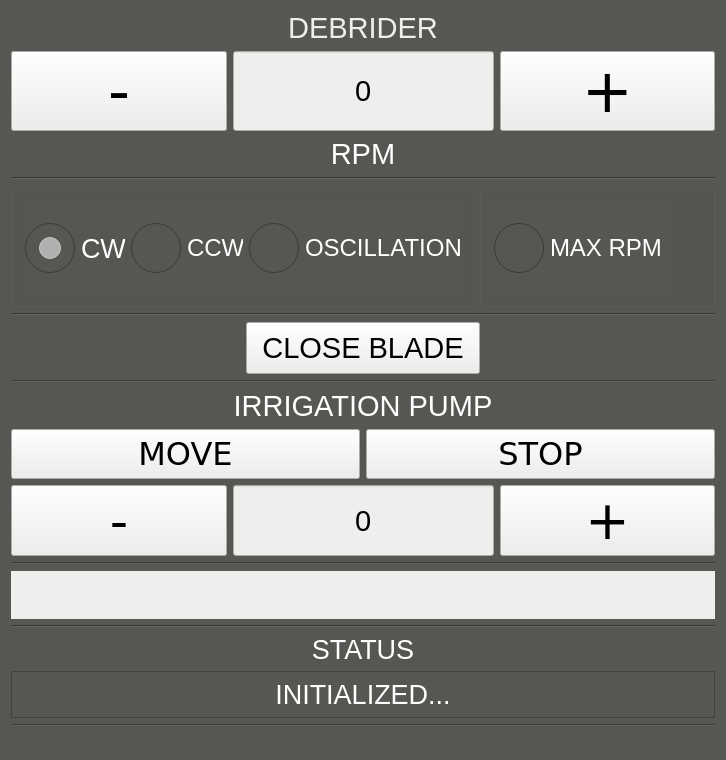
Old version of the form ui/mainwindow.ui in the repository veysiadn/DebriderController.
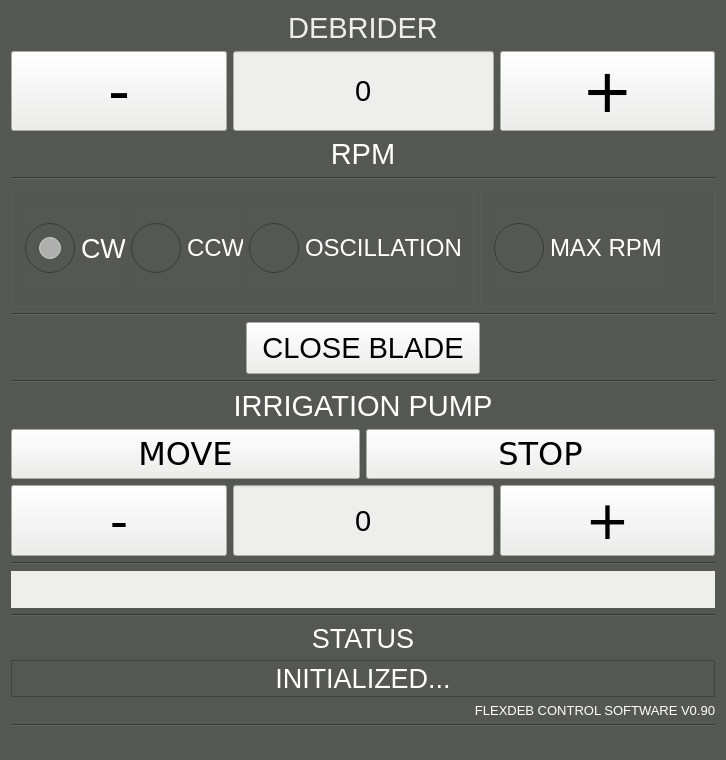
New version of the form. Icons and pictures are not drawn.

Patch:
```diff
--- a/ui/mainwindow.ui
+++ b/ui/mainwindow.ui
@@ -813,6 +813,24 @@
       </property>
      </widget>
     </item>
+    <item>
+     <widget class="QLabel" name="label">
+      <property name="font">
+       <font>
+        <pointsize>10</pointsize>
+       </font>
+      </property>
+      <property name="styleSheet">
+       <string notr="true">color: rgb(255, 255, 255);</string>
+      </property>
+      <property name="text">
+       <string>FLEXDEB CONTROL SOFTWARE V0.90</string>
+      </property>
+      <property name="alignment">
+       <set>Qt::AlignRight|Qt::AlignTrailing|Qt::AlignVCenter</set>
+      </property>
+     </widget>
+    </item>
     <item>
      <widget class="Line" name="lineStatusUndr">
       <property name="orientation">
```
Left out of the diff: 6 changed lines with no effect on the pictures.
